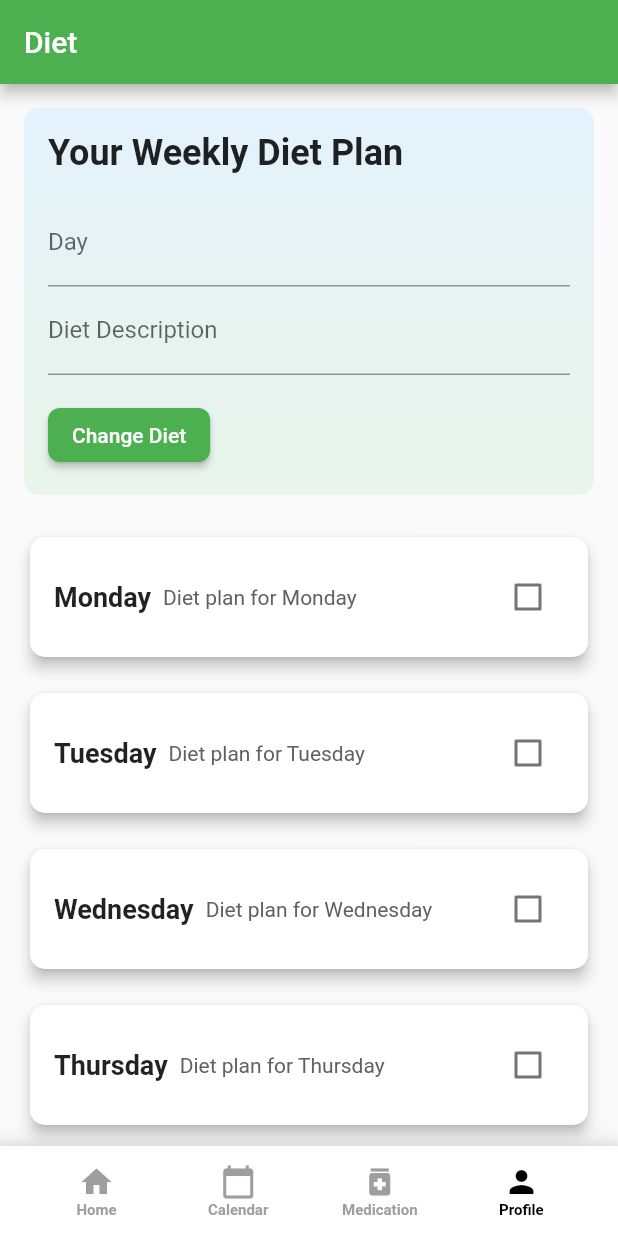
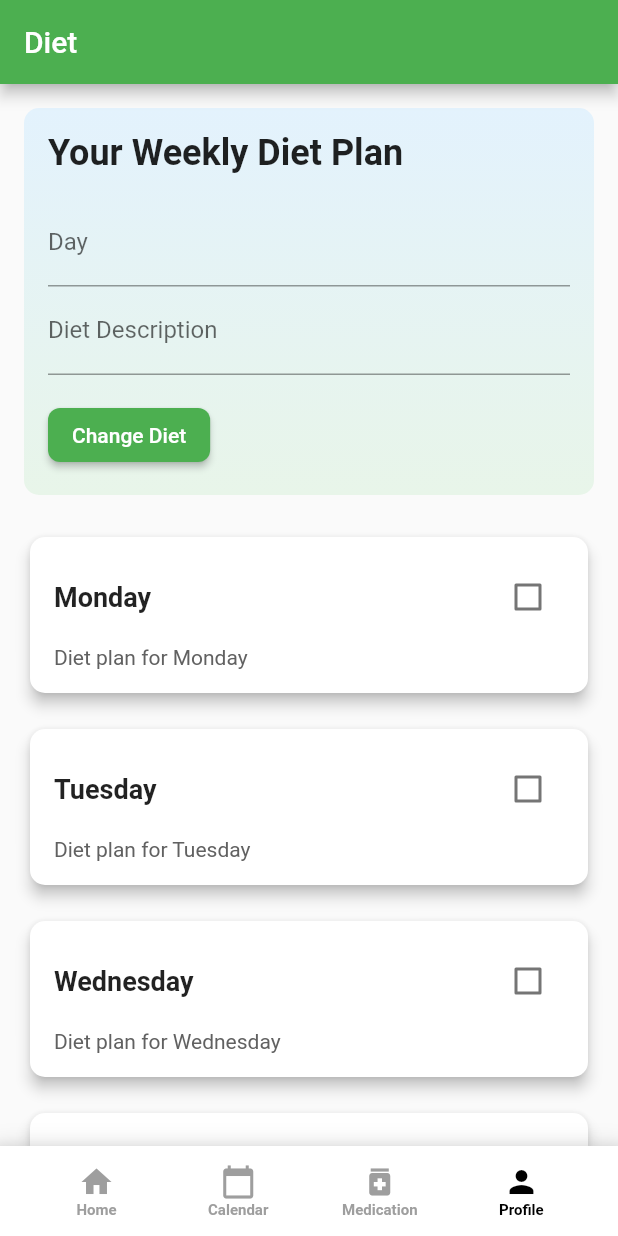
Before and after one commit to navaneethkulal8/hacktofuturehealthcare, a Flutter app: the screen it shows after launch, item 4 of the bottom bar chosen, on a phone screen of 412 x 824 dp. Run offline on Flutter 3.47's test engine with Material 2 defaults, Android fonts, the phone set to English and light mode, and no system bars; our stand-ins replace firebase_auth; accounts and stored records are empty.

Commit message:
minor change

```diff
--- a/lib/pages/profilepage.dart
+++ b/lib/pages/profilepage.dart
@@ -139,7 +139,10 @@ class _ProfilePageState extends State<ProfilePage> {
           ),
           child: Padding(
             padding: const EdgeInsets.all(16.0),
-            child: Row(
+            child: Column(
+              crossAxisAlignment: CrossAxisAlignment.start,
+              children: [
+                Row(
                   children: [
                     Text(
                       day,
@@ -148,7 +151,14 @@ class _ProfilePageState extends State<ProfilePage> {
                         fontWeight: FontWeight.bold,
                       ),
                     ),
-                SizedBox(width: 8.0), // Add spacing between day and checkbox
+                    Spacer(), // Add spacing between day and checkbox
+                    Checkbox(
+                      value: false,
+                      onChanged: (bool? value) {},
+                    ),
+                  ],
+                ),
+                const SizedBox(height: 8.0),
                 Text(
                   selectedDay == day
                       ? selectedSubtitle.isNotEmpty
@@ -160,11 +170,6 @@ class _ProfilePageState extends State<ProfilePage> {
                     color: Colors.grey.shade700,
                   ),
                 ),
-                Spacer(),
-                Checkbox(
-                  value: false,
-                  onChanged: (bool? value) {},
-                ),
               ],
             ),
           ),
```
Lines whose indentation alone changed are shown as unchanged.
